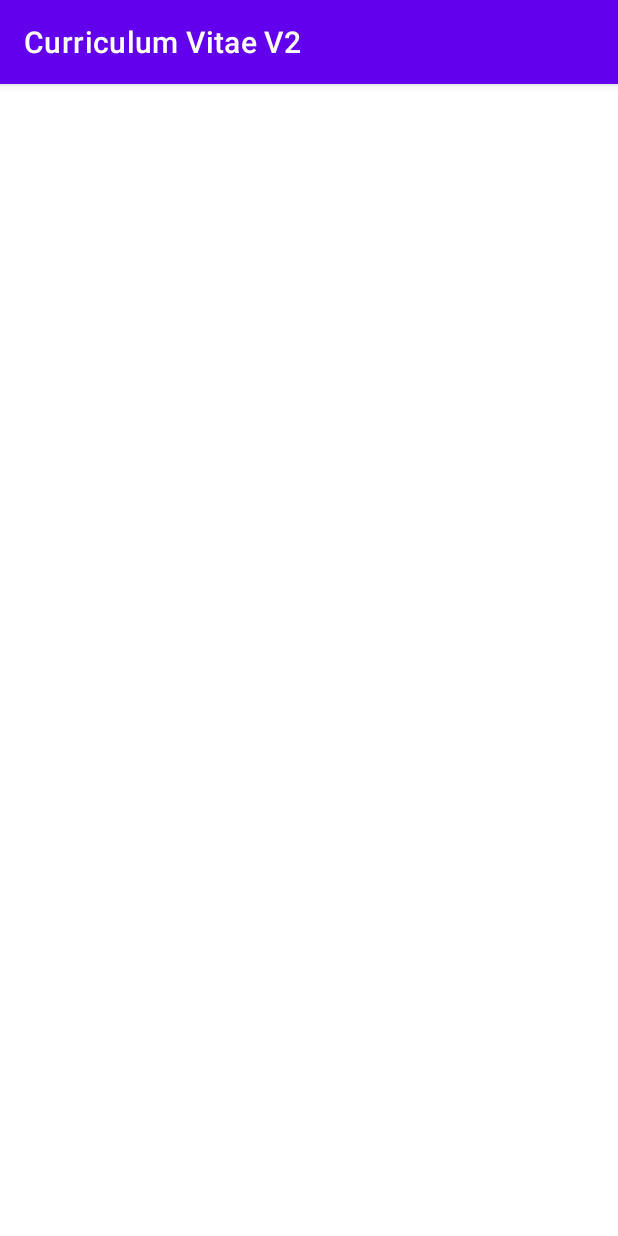
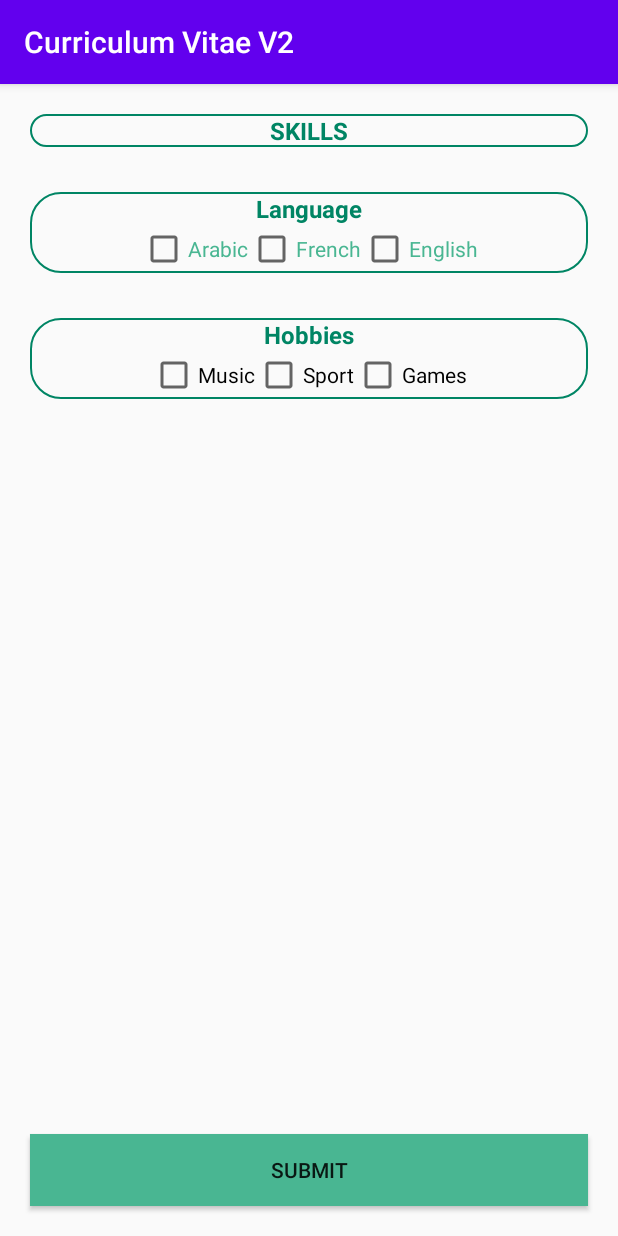
Before and after one commit to KvRae/Curriculum-Vitae-V2, an Android app: the MainActivity2 screen opened directly, with no data from a screen before it, on a phone screen of 412 x 824 dp. Run offline under Robolectric (Android 15) with nearby library versions, the phone set to English and light mode, and no system bars.

Commit message:
updating files

```diff
--- a/app/src/main/res/layout/activity_main.xml
+++ b/app/src/main/res/layout/activity_main.xml
@@ -18,9 +18,11 @@
 
     <EditText
         android:id="@+id/nameTF"
-        android:layout_width="wrap_content"
+        android:layout_width="match_parent"
         android:layout_height="wrap_content"
+        android:layout_marginStart="20dp"
         android:layout_marginTop="18dp"
+        android:layout_marginEnd="20dp"
         android:ems="10"
         android:inputType="textPersonName"
         app:layout_constraintEnd_toEndOf="parent"
@@ -29,9 +31,11 @@
 
     <EditText
         android:id="@+id/emailTF"
-        android:layout_width="wrap_content"
+        android:layout_width="match_parent"
         android:layout_height="wrap_content"
+        android:layout_marginStart="20dp"
         android:layout_marginTop="18dp"
+        android:layout_marginEnd="20dp"
         android:ems="10"
         android:inputType="textEmailAddress"
         app:layout_constraintEnd_toEndOf="parent"
@@ -40,9 +44,11 @@
 
     <EditText
         android:id="@+id/ageTF"
-        android:layout_width="wrap_content"
+        android:layout_width="match_parent"
         android:layout_height="wrap_content"
+        android:layout_marginStart="20dp"
         android:layout_marginTop="19dp"
+        android:layout_marginEnd="20dp"
         android:ems="10"
         android:inputType="numberDecimal"
         app:layout_constraintEnd_toEndOf="parent"
@@ -51,12 +57,15 @@
 
     <LinearLayout
         android:id="@+id/linearLayout"
-        android:layout_width="wrap_content"
+        android:layout_width="match_parent"
 
         android:layout_height="wrap_content"
+        android:layout_marginStart="20dp"
         android:layout_marginTop="62dp"
+        android:layout_marginEnd="20dp"
         android:background="@drawable/background_border"
         android:orientation="vertical"
+        app:layout_constraintBottom_toTopOf="@+id/nextBTN"
         app:layout_constraintEnd_toEndOf="parent"
         app:layout_constraintHorizontal_bias="0.492"
         app:layout_constraintStart_toStartOf="parent"
@@ -101,8 +110,10 @@
 
     <Button
         android:id="@+id/nextBTN"
-        android:layout_width="wrap_content"
+        android:layout_width="match_parent"
         android:layout_height="wrap_content"
+        android:layout_marginStart="20dp"
+        android:layout_marginEnd="20dp"
         android:layout_marginBottom="35dp"
         android:background="@color/colorPrimary"
         android:text="@string/NextBTN"
--- a/app/src/main/res/layout/activity_main2.xml
+++ b/app/src/main/res/layout/activity_main2.xml
@@ -6,4 +6,147 @@
     android:layout_height="match_parent"
     tools:context=".MainActivity2">
 
+    <LinearLayout
+        android:id="@+id/linearLayout2"
+        android:layout_width="match_parent"
+        android:layout_height="wrap_content"
+        android:layout_marginStart="20dp"
+        android:layout_marginTop="20dp"
+        android:background="@drawable/background_border"
+        android:layout_marginEnd="20dp"
+        android:orientation="vertical"
+        app:layout_constraintEnd_toEndOf="parent"
+        app:layout_constraintStart_toStartOf="parent"
+        app:layout_constraintTop_toTopOf="parent">
+
+        <TextView
+            android:id="@+id/textView"
+            android:layout_width="match_parent"
+            android:layout_height="wrap_content"
+            android:text="SKILLS"
+            android:textAlignment="center"
+            android:textColor="@color/colorPrimaryDark"
+            android:textSize="16sp"
+            android:textStyle="bold" />
+
+    </LinearLayout>
+
+    <LinearLayout
+        android:id="@+id/linearLayout3"
+        android:layout_width="match_parent"
+        android:layout_height="wrap_content"
+        android:layout_marginStart="20dp"
+        android:layout_marginTop="30dp"
+        android:layout_marginEnd="20dp"
+        android:background="@drawable/background_border"
+        android:orientation="vertical"
+        app:layout_constraintEnd_toEndOf="parent"
+        app:layout_constraintStart_toStartOf="parent"
+        app:layout_constraintTop_toBottomOf="@+id/linearLayout2">
+
+        <TextView
+            android:id="@+id/textView2"
+            android:layout_width="match_parent"
+            android:layout_height="wrap_content"
+            android:text="Language"
+            android:textAlignment="center"
+            android:textColor="@color/colorPrimaryDark"
+            android:textSize="16sp"
+            android:textStyle="bold" />
+
+        <RadioGroup
+            android:layout_width="match_parent"
+            android:layout_height="wrap_content"
+            android:gravity="center"
+            android:orientation="horizontal">
+
+            <CheckBox
+                android:id="@+id/checkBox3"
+                android:layout_width="wrap_content"
+                android:layout_height="wrap_content"
+                android:text="Arabic"
+                android:textAlignment="viewStart"
+                android:textColor="@color/colorPrimary" />
+
+            <CheckBox
+                android:id="@+id/checkBox2"
+                android:layout_width="wrap_content"
+                android:layout_height="wrap_content"
+                android:text="French"
+                android:textColor="@color/colorPrimary" />
+
+            <CheckBox
+                android:id="@+id/checkBox"
+                android:layout_width="wrap_content"
+                android:layout_height="wrap_content"
+                android:text="English"
+                android:textColor="@color/colorPrimary" />
+        </RadioGroup>
+
+    </LinearLayout>
+
+    <LinearLayout
+        android:id="@+id/linearLayout4"
+        android:layout_width="match_parent"
+        android:layout_height="wrap_content"
+        android:layout_marginStart="20dp"
+        android:layout_marginTop="30dp"
+        android:layout_marginEnd="20dp"
+        android:background="@drawable/background_border"
+        android:orientation="vertical"
+        app:layout_constraintEnd_toEndOf="parent"
+        app:layout_constraintStart_toStartOf="parent"
+        app:layout_constraintTop_toBottomOf="@+id/linearLayout3">
+
+        <TextView
+            android:id="@+id/textView3"
+            android:layout_width="match_parent"
+            android:layout_height="wrap_content"
+            android:text="Hobbies"
+            android:textAlignment="center"
+            android:textAllCaps="false"
+            android:textColor="@color/colorPrimaryDark"
+            android:textSize="16sp"
+            android:textStyle="bold" />
+
+        <RadioGroup
+            android:layout_width="match_parent"
+            android:layout_height="wrap_content"
+            android:gravity="center"
+            android:orientation="horizontal">
+
+            <CheckBox
+                android:id="@+id/checkBox6"
+                android:layout_width="wrap_content"
+                android:layout_height="wrap_content"
+                android:text="Music" />
+
+            <CheckBox
+                android:id="@+id/checkBox5"
+                android:layout_width="wrap_content"
+                android:layout_height="wrap_content"
+                android:text="Sport" />
+
+            <CheckBox
+                android:id="@+id/checkBox4"
+                android:layout_width="wrap_content"
+                android:layout_height="wrap_content"
+                android:text="Games" />
+        </RadioGroup>
+
+    </LinearLayout>
+
+    <Button
+        android:id="@+id/button3"
+        android:layout_width="match_parent"
+        android:layout_height="wrap_content"
+        android:layout_marginStart="20dp"
+        android:layout_marginEnd="20dp"
+        android:layout_marginBottom="20dp"
+        android:background="@color/colorPrimary"
+        android:text="Submit"
+        app:layout_constraintBottom_toBottomOf="parent"
+        app:layout_constraintEnd_toEndOf="parent"
+        app:layout_constraintStart_toStartOf="parent" />
+
 </androidx.constraintlayout.widget.ConstraintLayout>
--- a/app/src/main/res/values-night/themes.xml
+++ b/app/src/main/res/values-night/themes.xml
@@ -1,6 +1,6 @@
 <resources xmlns:tools="http://schemas.android.com/tools">
     <!-- Base application theme. -->
-    <style name="Theme.CurriculumVitaeV2" parent="Theme.MaterialComponents.DayNight.DarkActionBar">
+    <style name="Theme.CurriculumVitaeV2" parent="Theme.AppCompat.DayNight.DarkActionBar">
         <!-- Primary brand color. -->
         <item name="colorPrimary">@color/purple_200</item>
         <item name="colorPrimaryVariant">@color/purple_700</item>
--- a/app/src/main/res/values/themes.xml
+++ b/app/src/main/res/values/themes.xml
@@ -1,6 +1,6 @@
 <resources xmlns:tools="http://schemas.android.com/tools">
     <!-- Base application theme. -->
-    <style name="Theme.CurriculumVitaeV2" parent="Theme.MaterialComponents.DayNight.DarkActionBar">
+    <style name="Theme.CurriculumVitaeV2" parent="Theme.AppCompat.DayNight.DarkActionBar">
         <!-- Primary brand color. -->
         <item name="colorPrimary">@color/purple_500</item>
         <item name="colorPrimaryVariant">@color/purple_700</item>
@@ -14,7 +14,7 @@
         <!-- Customize your theme here. -->
     </style>
 
-    <style name="Theme.SplashScreen" parent="Theme.MaterialComponents.DayNight.NoActionBar">
+    <style name="Theme.SplashScreen" parent="Theme.AppCompat.DayNight.NoActionBar">
         <!-- Primary brand color. -->
         <item name="colorPrimary">@color/purple_500</item>
         <item name="colorPrimaryVariant">@color/purple_700</item>
```
